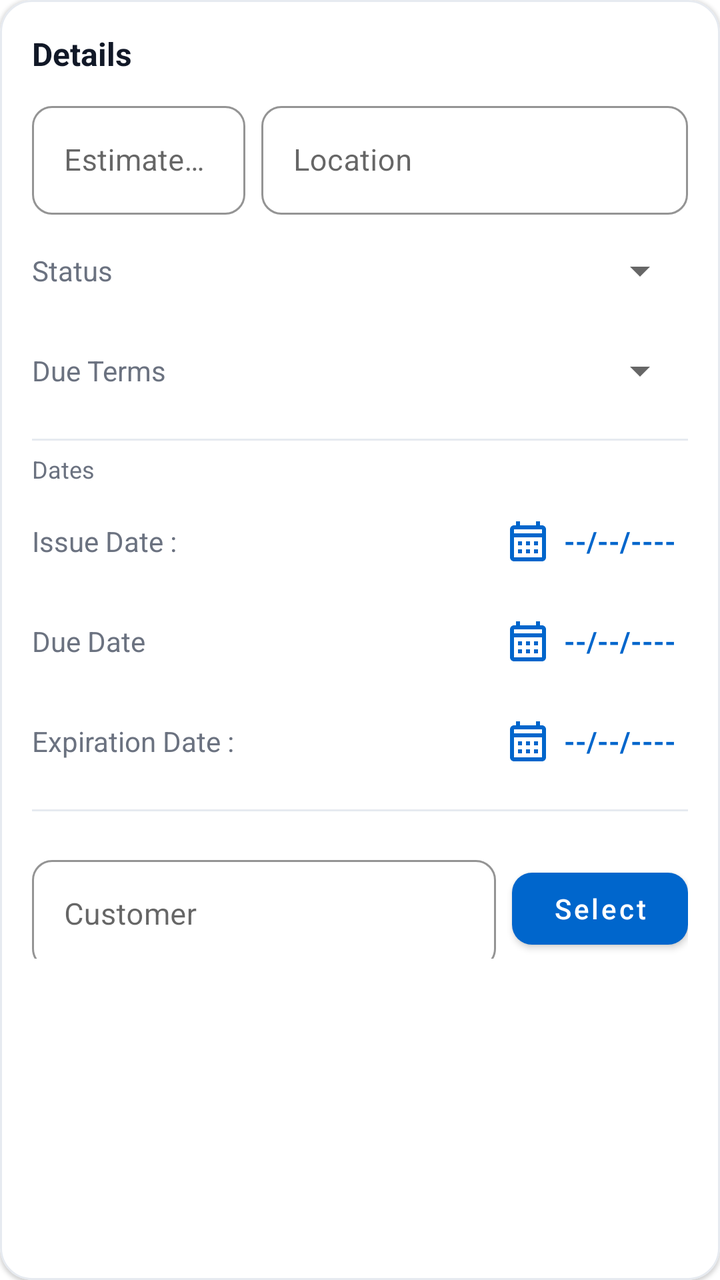
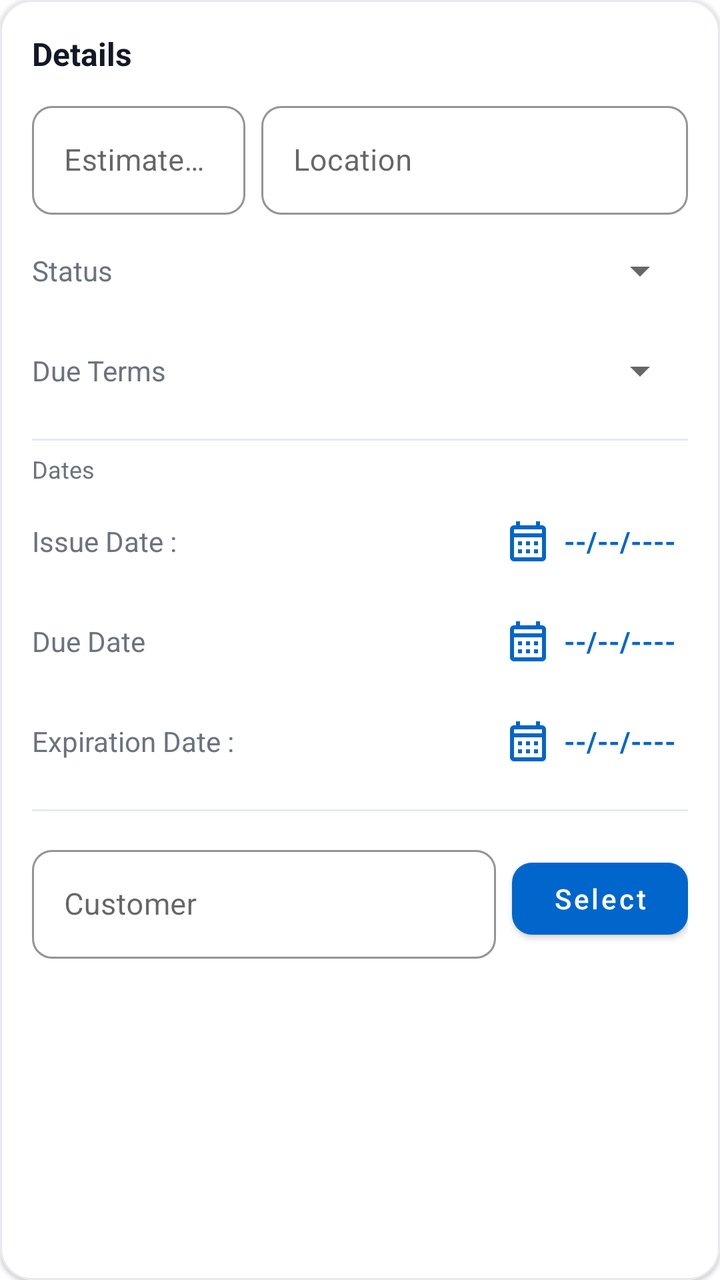

An Android layout rendered at two revisions. The XML below is the earlier revision; the diff shows what the commit changed to produce the second picture.
<!-- AndroidManifest.xml: application theme Theme.MetalConstructionsEstimates -->
<!-- res/layout/estimate_details_info_section.xml -->
<?xml version="1.0" encoding="utf-8"?>
<com.google.android.material.card.MaterialCardView xmlns:android="http://schemas.android.com/apk/res/android"
    xmlns:app="http://schemas.android.com/apk/res-auto"
    style="@style/DashboardCard"
    android:layout_width="match_parent"
    app:strokeColor="@color/dashboard_track"
    app:strokeWidth="1dp">

    <LinearLayout style="@style/DashboardCardContent">

        <TextView
            style="@style/DashboardCardTitle"
            android:text="@string/sectionDetails" />

        <LinearLayout
            android:layout_width="match_parent"
            android:layout_height="wrap_content"
            android:orientation="horizontal">

            <com.google.android.material.textfield.TextInputLayout
                android:id="@+id/estimateIdLayout"
                style="@style/DetailsField"
                android:layout_width="0dp"
                android:layout_weight="1"
                android:layout_marginEnd="8dp"
                android:hint="@string/estimateId">

                <com.google.android.material.textfield.TextInputEditText
                    android:id="@+id/estimateIdEditText_estimate_details"
                    style="@style/DetailsFieldInput"
                    android:enabled="false" />
            </com.google.android.material.textfield.TextInputLayout>

            <com.google.android.material.textfield.TextInputLayout
                android:id="@+id/locationLayout"
                style="@style/DetailsField"
                android:layout_width="0dp"
                android:layout_weight="2"
                android:hint="@string/location">

                <com.google.android.material.textfield.TextInputEditText
                    android:id="@+id/locationEditText_estimate_details"
                    style="@style/DetailsFieldInput"
                    android:inputType="textCapSentences" />
            </com.google.android.material.textfield.TextInputLayout>
        </LinearLayout>

        <LinearLayout style="@style/DetailsRow">

            <TextView
                android:id="@+id/estimate_status_label"
                style="@style/DetailsLabel"
                android:text="@string/status" />

            <Spinner
                android:id="@+id/estimateStatusSpinner"
                android:layout_width="wrap_content"
                android:layout_height="wrap_content"
                android:minWidth="160dp" />
        </LinearLayout>

        <LinearLayout style="@style/DetailsRow">

            <TextView
                android:id="@+id/dueTermsLabel"
                style="@style/DetailsLabel"
                android:text="@string/dueTerms" />

            <Spinner
                android:id="@+id/dueTermsSpinner"
                android:layout_width="wrap_content"
                android:layout_height="wrap_content"
                android:minWidth="160dp" />
        </LinearLayout>

        <View style="@style/DetailsDivider" />

        <TextView
            style="@style/DashboardCardSubtitle"
            android:text="@string/sectionDates" />

        <LinearLayout style="@style/DetailsRow">

            <TextView
                android:id="@+id/issueDateLabel"
                style="@style/DetailsLabel"
                android:text="@string/issueDateLabel" />

            <TextView
                android:id="@+id/issueDateValue"
                style="@style/DetailsDateValue"
                android:text="@string/issueDate" />
        </LinearLayout>

        <LinearLayout style="@style/DetailsRow">

            <TextView
                android:id="@+id/dueDateLabel"
                style="@style/DetailsLabel"
                android:text="@string/dueDateLabel" />

            <TextView
                android:id="@+id/dueDateValue"
                style="@style/DetailsDateValue"
                android:text="@string/dueDate" />
        </LinearLayout>

        <LinearLayout style="@style/DetailsRow">

            <TextView
                android:id="@+id/expirationDateLabel"
                style="@style/DetailsLabel"
                android:text="@string/expirationDateLabel" />

            <TextView
                android:id="@+id/expirationDateValue"
                style="@style/DetailsDateValue"
                android:text="@string/expirationDate" />
        </LinearLayout>

        <View style="@style/DetailsDivider" />

        <LinearLayout
            android:layout_width="match_parent"
            android:layout_height="wrap_content"
            android:gravity="center_vertical"
            android:orientation="horizontal">

            <com.google.android.material.textfield.TextInputLayout
                android:id="@+id/customerIdLayout"
                style="@style/DetailsField"
                android:layout_width="0dp"
                android:layout_weight="1"
                android:layout_marginEnd="8dp"
                android:hint="@string/customer">

                <com.google.android.material.textfield.TextInputEditText
                    android:id="@+id/customerIdEditText"
                    style="@style/DetailsFieldInput"
                    android:inputType="textPersonName" />
            </com.google.android.material.textfield.TextInputLayout>

            <com.google.android.material.button.MaterialButton
                android:id="@+id/selectCustomerButton"
                android:layout_width="wrap_content"
                android:layout_height="wrap_content"
                android:layout_marginTop="10dp"
                android:text="@string/selectCustomer"
                android:textAllCaps="false"
                android:textColor="@android:color/white"
                app:backgroundTint="@color/dashboard_brand"
                app:cornerRadius="10dp" />
        </LinearLayout>
    </LinearLayout>
</com.google.android.material.card.MaterialCardView>
<!-- resources referenced by this layout -->
<resources>
  <color name="dashboard_brand">#0066CC</color>
  <color name="dashboard_track">#E6EAF0</color>
  <string name="customer">Customer</string>
  <string name="dueDate">--/--/----</string>
  <string name="dueDateLabel">Due Date</string>
  <string name="dueTerms">Due Terms</string>
  <string name="estimateId">Estimate Id</string>
  <string name="expirationDate">--/--/----</string>
  <string name="expirationDateLabel">Expiration Date :</string>
  <string name="issueDate">--/--/----</string>
  <string name="issueDateLabel">Issue Date :</string>
  <string name="location">Location</string>
  <string name="sectionDates">Dates</string>
  <string name="sectionDetails">Details</string>
  <string name="selectCustomer">Select</string>
  <string name="status">Status</string>
  <style name="DashboardCard" parent="Widget.MaterialComponents.CardView">
          <item name="android:layout_height">wrap_content</item>
          <item name="android:layout_margin">6dp</item>
          <item name="cardBackgroundColor">@color/dashboard_card</item>
          <item name="cardCornerRadius">16dp</item>
          <item name="cardElevation">1dp</item>
          <item name="strokeWidth">0dp</item>
      </style>
  <style name="DashboardCardContent">
          <item name="android:layout_width">match_parent</item>
          <item name="android:layout_height">wrap_content</item>
          <item name="android:orientation">vertical</item>
          <item name="android:padding">16dp</item>
      </style>
  <style name="DashboardCardSubtitle">
          <item name="android:layout_width">wrap_content</item>
          <item name="android:layout_height">wrap_content</item>
          <item name="android:layout_marginTop">2dp</item>
          <item name="android:textColor">@color/dashboard_text_secondary</item>
          <item name="android:textSize">12sp</item>
      </style>
  <style name="DashboardCardTitle">
          <item name="android:layout_width">wrap_content</item>
          <item name="android:layout_height">wrap_content</item>
          <item name="android:textColor">@color/dashboard_text_primary</item>
          <item name="android:textSize">16sp</item>
          <item name="android:textStyle">bold</item>
      </style>
  <style name="DetailsDivider">
          <item name="android:layout_width">match_parent</item>
          <item name="android:layout_height">1dp</item>
          <item name="android:layout_marginTop">12dp</item>
          <item name="android:layout_marginBottom">4dp</item>
          <item name="android:background">@color/dashboard_track</item>
      </style>
  <style name="DetailsFieldInput">
          <item name="android:layout_width">match_parent</item>
          <item name="android:layout_height">wrap_content</item>
          <item name="android:textColor">@color/dashboard_text_primary</item>
          <item name="android:textSize">15sp</item>
      </style>
  <style name="DetailsLabel">
          <item name="android:layout_width">0dp</item>
          <item name="android:layout_height">wrap_content</item>
          <item name="android:layout_weight">1</item>
          <item name="android:textColor">@color/dashboard_text_secondary</item>
          <item name="android:textSize">14sp</item>
      </style>
  <style name="DetailsRow">
          <item name="android:layout_width">match_parent</item>
          <item name="android:layout_height">wrap_content</item>
          <item name="android:layout_marginTop">6dp</item>
          <item name="android:gravity">center_vertical</item>
          <item name="android:minHeight">44dp</item>
          <item name="android:orientation">horizontal</item>
      </style>
  <color name="dashboard_card">#FFFFFF</color>
  <color name="dashboard_text_secondary">#6B7280</color>
  <color name="dashboard_text_primary">#111827</color>
  <color name="purple_200">#FFBB86FC</color>
  <color name="purple_700">#FF3700B3</color>
  <color name="black">#FF000000</color>
  <color name="teal_200">#FF03DAC5</color>
  <!-- unchanged entries left out for length: 4 -->
</resources>

<!-- the commit's change to res/layout/estimate_details_info_section.xml (unified diff, before → after) -->
@@ -123,6 +123,8 @@
         <LinearLayout
             android:layout_width="match_parent"
             android:layout_height="wrap_content"
+            android:layout_marginTop="10dp"
+            android:baselineAligned="false"
             android:gravity="center_vertical"
             android:orientation="horizontal">
 
@@ -131,6 +133,7 @@
                 style="@style/DetailsField"
                 android:layout_width="0dp"
                 android:layout_weight="1"
+                android:layout_marginTop="0dp"
                 android:layout_marginEnd="8dp"
                 android:hint="@string/customer">
 
@@ -144,7 +147,6 @@
                 android:id="@+id/selectCustomerButton"
                 android:layout_width="wrap_content"
                 android:layout_height="wrap_content"
-                android:layout_marginTop="10dp"
                 android:text="@string/selectCustomer"
                 android:textAllCaps="false"
                 android:textColor="@android:color/white"
